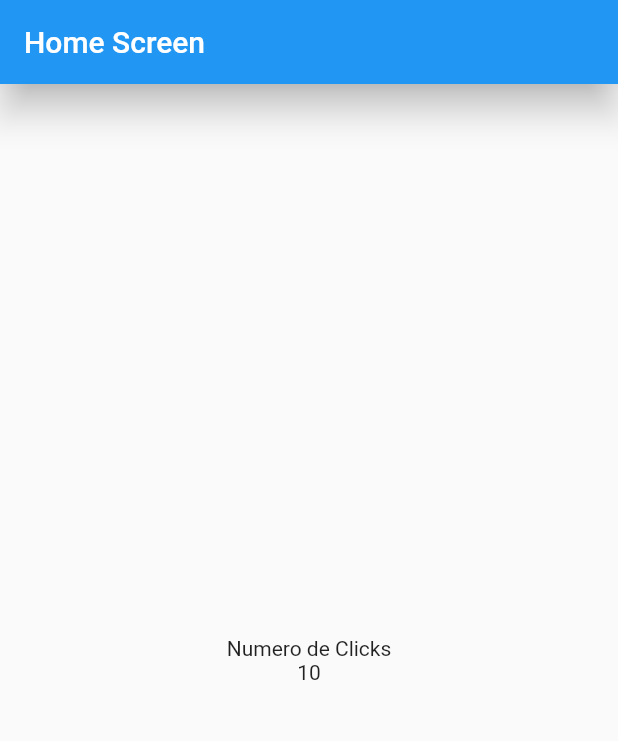
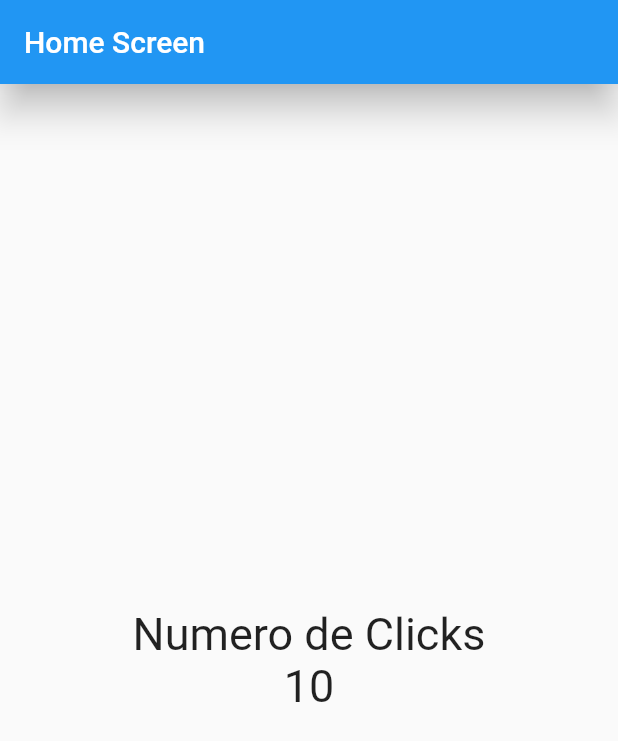
Before and after one commit to juanfranciscocis/First_Flutter_App_Improved_Counter, a Flutter app: the screen it shows after launch, on a phone screen of 412 x 824 dp. Shown: the top 741 px of the screen. Run offline on Flutter 3.47's test engine with Material 2 defaults, Android fonts, the light colour scheme and no system bars.

Commit message:
ESTILOS DE TEXTO

```diff
--- a/lib/screens/home_screen.dart
+++ b/lib/screens/home_screen.dart
@@ -9,6 +9,11 @@ class HomeScreen extends StatelessWidget{
   //METODO PRINCIPAL DEL STATELESS WIDGET
   @override
   Widget build(BuildContext context) {
+
+    //ESTILO DEL TEXTO
+    const fontSize30 = TextStyle(fontSize: 30);
+
+
     //BuildContext es el arbol de widgets completo
     return  Scaffold( //Lienzo donde pongo widgets (https://api.flutter.dev/flutter/material/Scaffold-class.html)
       //backgroundColor: Colors.blue,
@@ -23,9 +28,9 @@ class HomeScreen extends StatelessWidget{
         child: Column(
           mainAxisAlignment:MainAxisAlignment.center, //Centro vertical
           crossAxisAlignment:CrossAxisAlignment.center,//Relativo al widget que esta mas grande!!!!, no me sirve
-          children: const <Widget> [
-            Text('Numero de Clicks'),
-            Text('10'),
+          children: const <Widget> [ //Borro o no la constante debido a que no la requiero, necesito cambiar el font size
+            Text('Numero de Clicks',style: fontSize30,),
+            Text('10',style: fontSize30,),
           ],
         )
       ),
```
